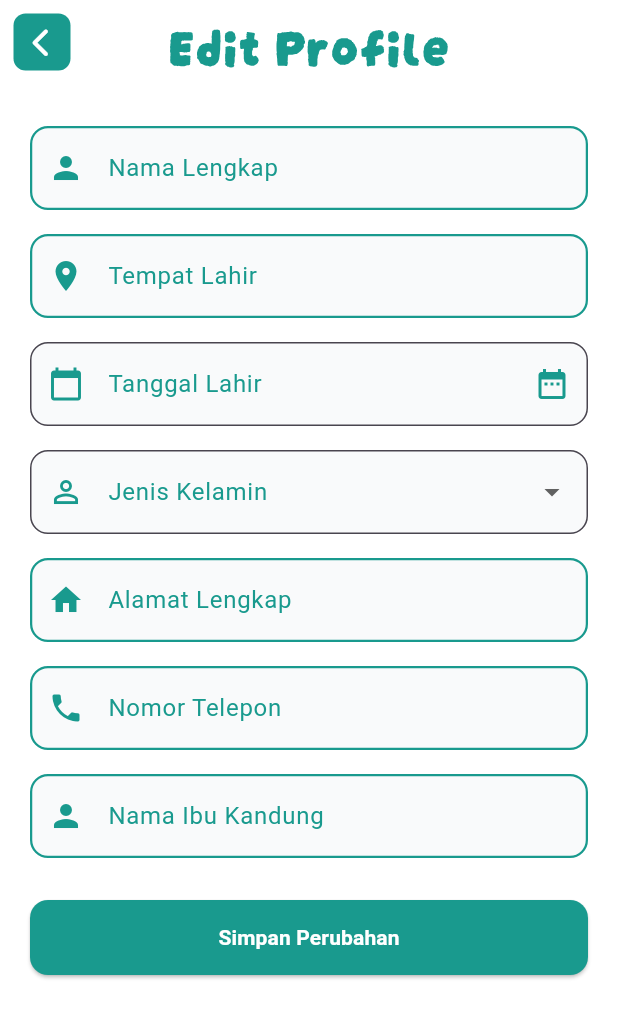
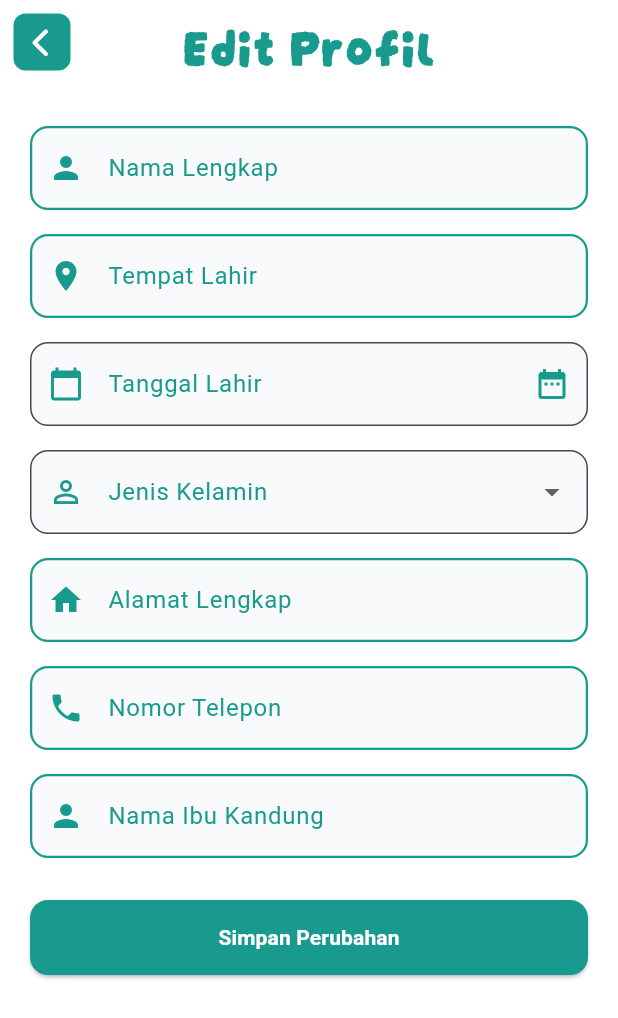
Before and after one commit to ardhikaxx/mobile-glucowise, a Flutter app: the EditProfileScreen screen opened directly with empty values, on a phone screen of 412 x 824 dp. Shown: the top 1018 px of the screen. Run offline on Flutter 3.47's test engine with Material 3 defaults, Android fonts, the phone set to English and light mode, and no system bars; our stand-ins replace audioplayers, cached_network_image, flutter_local_notifications, font_awesome_flutter, get, iconsax and 10 more; missing offline and left inert: floating_navbar, photo_manager, webview_flutter_android; accounts and stored records are empty.

Commit message:
fix(profil) perbaikan pada profil

```diff
--- a/lib/components/alert.dart
+++ b/lib/components/alert.dart
@@ -55,7 +55,7 @@ class CustomAlert {
                   children: [
                     Expanded(
                       child: OutlinedButton(
-                        onPressed: () => Navigator.of(context).pop(),
+                        onPressed: () => Get.back(),
                         style: OutlinedButton.styleFrom(
                           padding: const EdgeInsets.symmetric(vertical: 12),
                           side: const BorderSide(color: Color(0xFF199A8E)),
--- a/lib/page/UserProfile/edit_profile.dart
+++ b/lib/page/UserProfile/edit_profile.dart
@@ -39,7 +39,7 @@ class _EditProfileScreenState extends State<EditProfileScreen> {
     CustomAlert.showConfirmDialog(
       context: context,
       title: "Konfirmasi",
-      message: "Anda yakin ingin keluar dari halaman Edit Profile?",
+      message: "Anda yakin ingin keluar dari halaman Edit Profil?",
       onConfirm: () {
         Navigator.pop(context);
       },
@@ -114,7 +114,7 @@ class _EditProfileScreenState extends State<EditProfileScreen> {
       appBar: AppBar(
         automaticallyImplyLeading: false,
         title: const Text(
-          'Edit Profile',
+          'Edit Profil',
           style: TextStyle(
             fontFamily: 'DarumadropOne',
             color: Color(0xFF199A8E),
--- a/lib/page/UserProfile/profile.dart
+++ b/lib/page/UserProfile/profile.dart
@@ -218,7 +218,7 @@ class _UserScreenState extends State<UserScreen> {
       backgroundColor: const Color(0xFFF7FBFA),
       appBar: AppBar(
         title: const Text(
-          'Profile',
+          'Profil',
           style: TextStyle(
             fontFamily: 'DarumadropOne',
             color: Color(0xFF199A8E),
```
